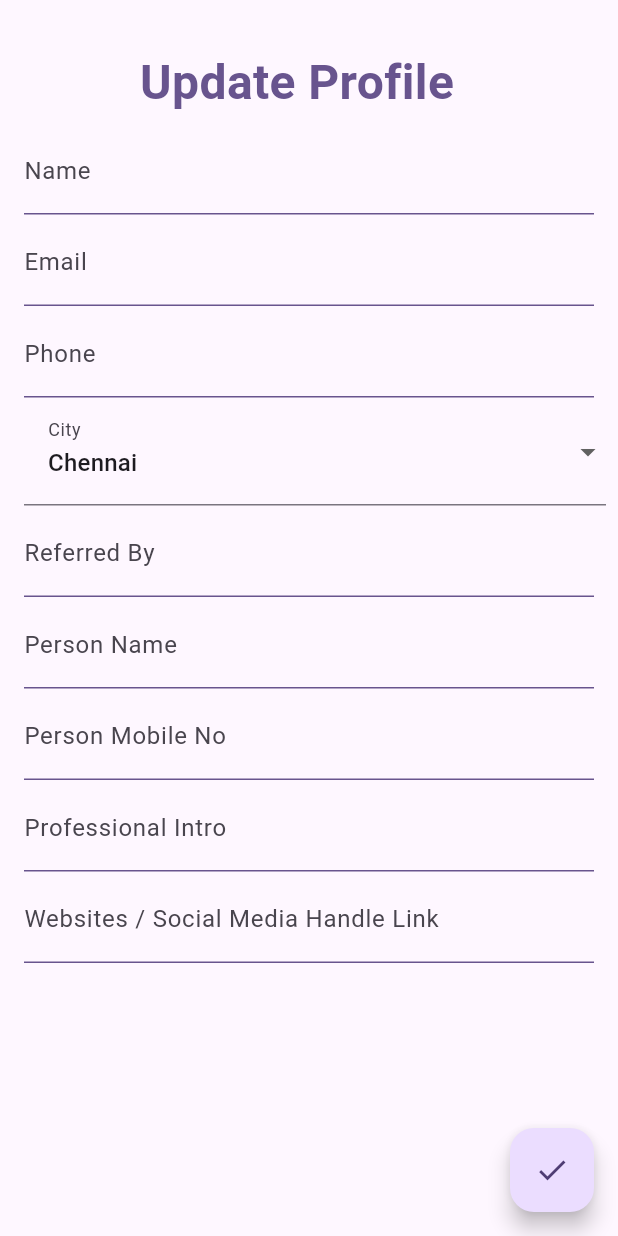
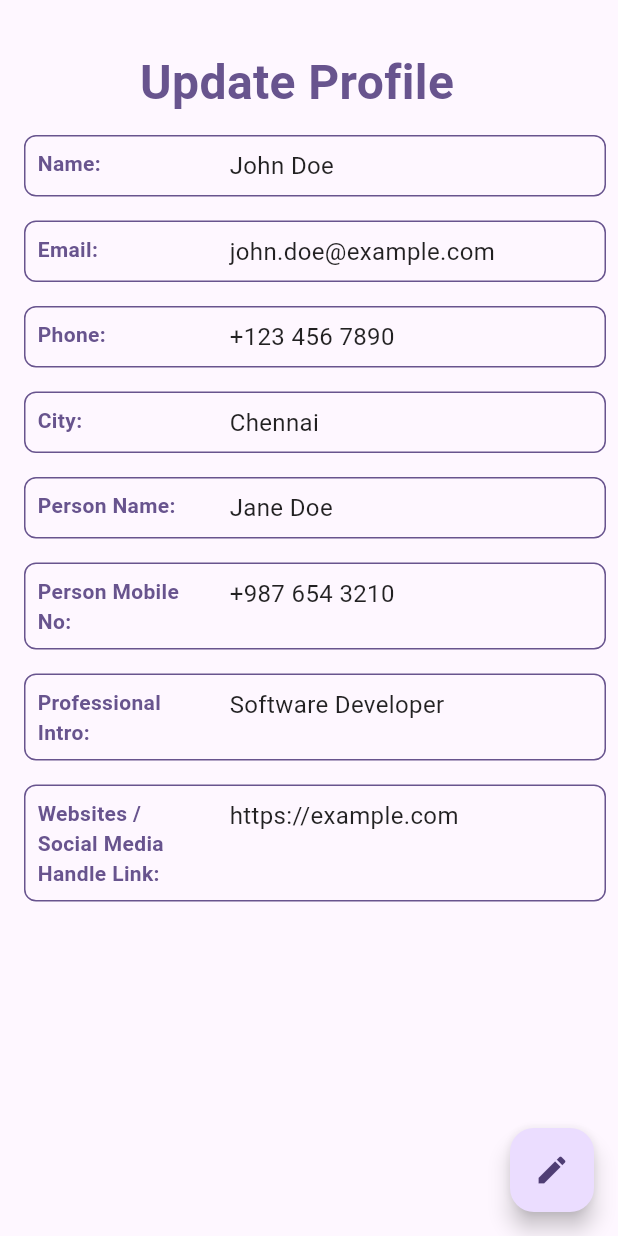
Before and after one commit to Hyakkimaru96/sitproject, a Flutter app: the UserProfile screen opened directly, on a phone screen of 412 x 824 dp. Run offline on Flutter 3.47's test engine with Material 3 defaults, Android fonts, the phone set to English and light mode, and no system bars; our stand-ins replace firebase_core, firebase_messaging, fluttertoast, sqflite; accounts and stored records are empty.

Commit message:
Update profile.dart

```diff
--- a/lib/profile.dart
+++ b/lib/profile.dart
@@ -1,5 +1,4 @@
 import 'package:flutter/material.dart';
-import 'package:sit/Utilities/global.dart';
 
 void main() {
   runApp(ProfileApp());
@@ -26,16 +25,6 @@ class UserProfile extends StatefulWidget {
 }
 
 class _UserProfileState extends State<UserProfile> {
-  final TextEditingController nameController = TextEditingController();
-  final TextEditingController emailController = TextEditingController();
-  final TextEditingController phoneController = TextEditingController();
-  final TextEditingController referredByController = TextEditingController();
-  final TextEditingController personNameController = TextEditingController();
-  final TextEditingController personMobileController = TextEditingController();
-  final TextEditingController professionalIntroController =
-      TextEditingController();
-  final TextEditingController websiteController = TextEditingController();
-
   final List<String> citiesInTamilNadu = [
     'Chennai',
     'Coimbatore',
@@ -44,17 +33,22 @@ class _UserProfileState extends State<UserProfile> {
     'Salem',
     'Tirunelveli',
   ];
-  String selectedCity = 'Chennai';
+  String selectedCity = 'Chennai'; // Assume you get this value from the backend
+
+  // Flag to indicate edit mode
+  bool isEditMode = false;
 
   @override
   Widget build(BuildContext context) {
     return Scaffold(
       floatingActionButton: FloatingActionButton(
         onPressed: () {
-          // Update user data (you can replace this with your logic)
-          print('Updating user data...');
+          // Toggle edit mode
+          setState(() {
+            isEditMode = !isEditMode;
+          });
         },
-        child: Icon(Icons.done),
+        child: Icon(Icons.edit),
       ),
       body: SingleChildScrollView(
         child: Center(
@@ -73,39 +67,14 @@ class _UserProfileState extends State<UserProfile> {
                     ),
                   ),
                 ),
-                textFieldPrettier(context, nameController, 'Name'),
-                textFieldPrettier(context, emailController, 'Email'),
-                textFieldPrettier(context, phoneController, 'Phone'),
-                DropdownButtonFormField<String>(
-                  value: selectedCity,
-                  onChanged: (String? value) {
-                    setState(() {
-                      selectedCity = value!;
-                    });
-                  },
-                  items: citiesInTamilNadu.map((city) {
-                    return DropdownMenuItem<String>(
-                      value: city,
-                      child: Text(city),
-                    );
-                  }).toList(),
-                  decoration: InputDecoration(
-                    labelText: 'City',
-                    contentPadding: EdgeInsets.all(16.0),
-                  ),
-                ),
-                textFieldPrettier(
-                    context, referredByController, 'Referred By'),
-                textFieldPrettier(
-                    context, personNameController, 'Person Name'),
-                textFieldPrettier(
-                    context, personMobileController, 'Person Mobile No'),
-                textFieldPrettier(
-                    context,
-                    professionalIntroController,
-                    'Professional Intro'),
-                textFieldPrettier(
-                    context, websiteController, 'Websites / Social Media Handle Link'),
+                textPrettier(context, 'Name', 'John Doe', isEditMode),
+                textPrettier(context, 'Email', 'john.doe@example.com', isEditMode),
+                textPrettier(context, 'Phone', '+123 456 7890', isEditMode),
+                textPrettier(context, 'City', selectedCity, isEditMode),
+                textPrettier(context, 'Person Name', 'Jane Doe', isEditMode),
+                textPrettier(context, 'Person Mobile No', '+987 654 3210', isEditMode),
+                textPrettier(context, 'Professional Intro', 'Software Developer', isEditMode),
+                textPrettier(context, 'Websites / Social Media Handle Link', 'https://example.com', isEditMode),
               ],
             ),
           ),
@@ -113,4 +82,61 @@ class _UserProfileState extends State<UserProfile> {
       ),
     );
   }
+
+  Widget textPrettier(BuildContext context, String labelText, String value, bool isEditable) {
+    return Padding(
+      padding: const EdgeInsets.fromLTRB(0, 8, 0, 8),
+      child: Container(
+        decoration: BoxDecoration(
+          border: Border.all(
+            color: Theme.of(context).colorScheme.primary,
+            width: 1.0,
+          ),
+          borderRadius: BorderRadius.circular(8.0),
+        ),
+        child: Row(
+          crossAxisAlignment: CrossAxisAlignment.start,
+          children: [
+            Container(
+              width: 120,
+              padding: EdgeInsets.all(8),
+              child: Text(
+                labelText + ':',
+                style: TextStyle(
+                  color: Theme.of(context).colorScheme.primary,
+                  fontWeight: FontWeight.bold,
+                ),
+              ),
+            ),
+            SizedBox(width: 8),
+            Expanded(
+              child: isEditable
+                  ? Container(
+                      padding: EdgeInsets.all(8),
+                      child: TextField(
+                        decoration: InputDecoration(
+                          border: InputBorder.none,
+                        ),
+                        controller: TextEditingController(text: value),
+                        onChanged: (newValue) {
+                          // Handle changes if needed
+                        },
+                      ),
+                    )
+                  : Container(
+                      padding: EdgeInsets.all(8),
+                      child: Text(
+                        value,
+                        style: TextStyle(
+                          color: Colors.black87,
+                          fontSize: 16,
+                        ),
+                      ),
+                    ),
+            ),
+          ],
+        ),
+      ),
+    );
+  }
 }
```
